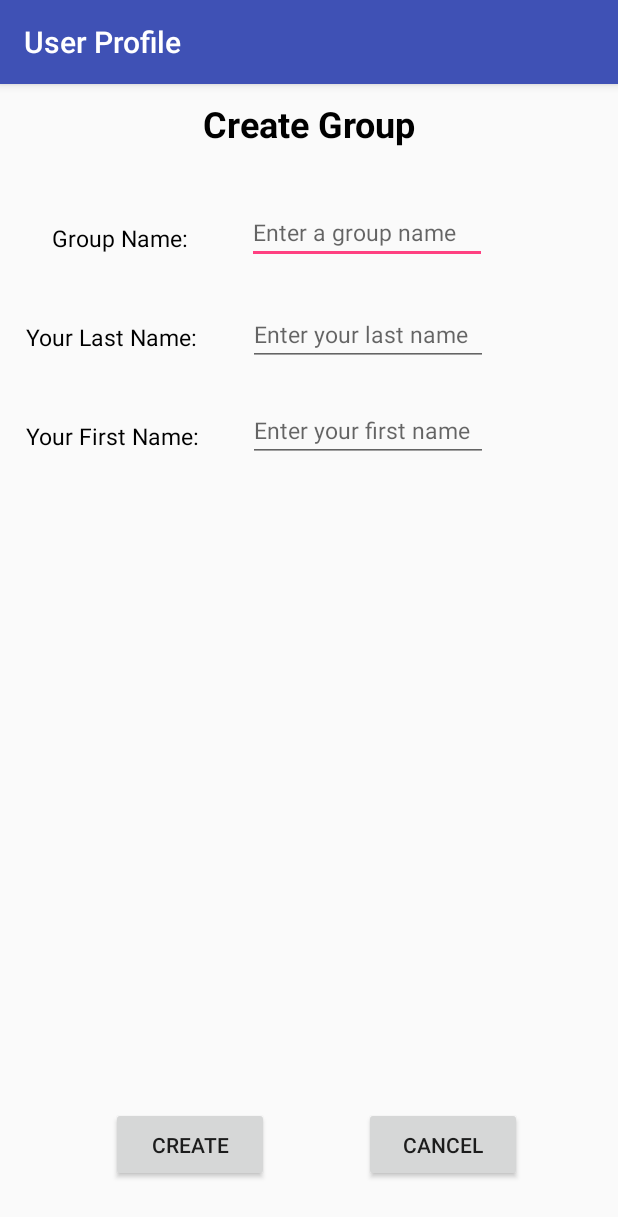
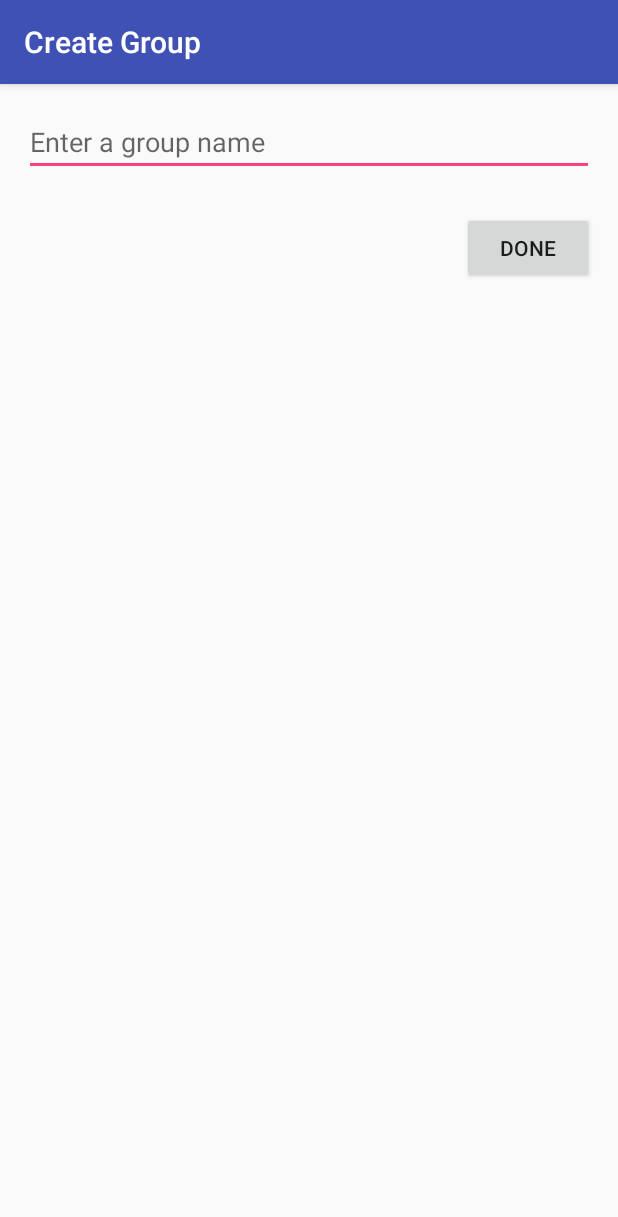
Before and after one commit to bpsokol/split-it, an Android app: the CreateGroupActivity screen opened directly, with no data from a screen before it, on a phone screen of 412 x 824 dp. Shown: the top 1217 px of the screen. Run offline under Robolectric (Android 15) with nearby library versions, the phone set to English and light mode, and no system bars; our stand-ins replace Firebase (no records; nobody signed in at launch, a user with empty details on screens opened directly).

Commit message:
More UI improvements and bug fixes

```diff
--- a/SplitIt/app/src/main/java/project/cs495/splitit/CreateGroupActivity.java
+++ b/SplitIt/app/src/main/java/project/cs495/splitit/CreateGroupActivity.java
@@ -19,8 +19,7 @@ public class CreateGroupActivity extends AppCompatActivity {
     private FirebaseAuth auth;
     private TextView profileName;
     private EditText groupName;
-    private EditText lastName;
-    private EditText firstName;
+    private String userName;
     protected void onCreate(Bundle savedInstanceState) {
         super.onCreate(savedInstanceState);
         auth = FirebaseAuth.getInstance();
@@ -28,22 +27,14 @@ public class CreateGroupActivity extends AppCompatActivity {
             signOut();
         }
         setContentView(R.layout.activity_create_group);
-        setTitle(getString(R.string.profile_title));
-        profileName = (TextView) findViewById(R.id.user_name);
-        groupName = (EditText) findViewById(R.id.group_name_input);
-        lastName = (EditText) findViewById(R.id.last_name_input);
-        firstName = (EditText) findViewById(R.id.first_name_input);
-        Button createButton = (Button)findViewById(R.id.create);
+        setTitle(getString(R.string.create_group));
+        groupName = (EditText) findViewById(R.id.create_group);
+        userName = auth.getCurrentUser().getDisplayName();
+
+        Button createButton = (Button)findViewById(R.id.button_done_group_create);
         createButton.setOnClickListener(new View.OnClickListener() {
             public void onClick(View view) {
-                create(groupName,firstName,lastName);
-            }
-        });
-        Button cancelButton = (Button)findViewById(R.id.cancel);
-        cancelButton.setOnClickListener(new View.OnClickListener() {
-            @Override
-            public void onClick(View view) {
-                cancel();
+                create(groupName, userName);
             }
         });
     }
@@ -61,23 +52,19 @@ public class CreateGroupActivity extends AppCompatActivity {
         finish();
     }
 
-    private void create(EditText groupName, EditText firstName, EditText lastName) {
+    private void create(EditText groupName, String userName) {
         DatabaseReference mDatabase = FirebaseDatabase.getInstance().getReference();
         String gName = groupName.getText().toString();
-        String fName = firstName.getText().toString();
-        String lName = lastName.getText().toString();
-        if (isEmpty(gName) || isEmpty(fName) || isEmpty(lName)) {
+
+        if (isEmpty(gName)) {
             displayMessage(getString(R.string.empty_warning));
         }
         else {
             String groupId = mDatabase.child("groups").push().getKey();
-            GroupOwner manager = new GroupOwner(auth.getCurrentUser().getUid(), fName + " " + lName);
+            GroupOwner manager = new GroupOwner(auth.getCurrentUser().getUid(), userName);
             Group group = new Group(groupId, gName, manager.getManagerUID(), manager.getManagerName(), null);
             group.addMember(manager.getManagerName());
             group.commitToDB(mDatabase);
-
-            //Intent createIntent = new Intent(CreateGroupActivity.this,GroupManageActivity.class);
-            // CreateGroupActivity.this.startActivity(createIntent);
 
             Intent createIntent = new Intent(CreateGroupActivity.this, MainActivity.class);
             startActivity(createIntent);
--- a/SplitIt/app/src/main/res/layout/activity_create_group.xml
+++ b/SplitIt/app/src/main/res/layout/activity_create_group.xml
@@ -1,140 +1,45 @@
 <?xml version="1.0" encoding="utf-8"?>
-<android.support.constraint.ConstraintLayout
-    xmlns:android="http://schemas.android.com/apk/res/android"
+<android.support.constraint.ConstraintLayout xmlns:android="http://schemas.android.com/apk/res/android"
     xmlns:app="http://schemas.android.com/apk/res-auto"
     xmlns:tools="http://schemas.android.com/tools"
     android:layout_width="match_parent"
+    android:layout_height="match_parent"
+    tools:context=".ChangeEmailActivity">
+
+    <RelativeLayout
+        android:layout_width="match_parent"
         android:layout_height="match_parent">
 
-    <TextView
-        android:id="@+id/create_group_text"
-        android:layout_width="fill_parent"
-        android:layout_height="38dp"
-        android:layout_marginTop="10dp"
-        android:gravity="center_horizontal"
-        android:text="@string/create_group"
-        android:textAlignment="center"
-        android:textColor="@android:color/black"
-        android:textSize="24sp"
-
-        android:textStyle="bold"
+        <EditText
+            android:id="@+id/create_group"
+            android:layout_width="match_parent"
+            android:layout_height="wrap_content"
+            android:layout_marginEnd="16dp"
+            android:layout_marginLeft="16dp"
+            android:layout_marginRight="16dp"
+            android:layout_marginStart="16dp"
+            android:layout_marginTop="16dp"
+            android:focusableInTouchMode="true"
+            android:ems="10"
+            android:hint="@string/edit_group_name"
+            android:inputType="textEmailAddress"
             app:layout_constraintEnd_toEndOf="parent"
-        app:layout_constraintHorizontal_bias="0.0"
             app:layout_constraintStart_toStartOf="parent"
             app:layout_constraintTop_toTopOf="parent" />
 
         <Button
-        android:id="@+id/create"
-        style="@style/FirebaseUI.Button.AccountChooser.EmailButton"
-        android:layout_width="105dp"
-        android:layout_height="50dp"
-        android:layout_marginBottom="36dp"
-        android:layout_marginLeft="60dp"
-        android:layout_marginStart="10dp"
-        android:gravity="center"
-        android:text="@string/create"
-        android:textSize="14sp"
-        app:layout_constraintBottom_toBottomOf="parent"
-        app:layout_constraintEnd_toStartOf="@+id/cancel"
-        app:layout_constraintHorizontal_bias="0.5"
-        app:layout_constraintStart_toStartOf="parent"
-        app:layout_constraintVertical_bias="1.0" />
-
-    <Button
-        android:id="@+id/cancel"
-        style="@style/FirebaseUI.Button.AccountChooser.EmailButton"
-        android:layout_width="105dp"
-        android:layout_height="50dp"
-        android:layout_marginBottom="36dp"
-        android:gravity="center"
-        android:text="@string/cancel"
+            android:id="@+id/button_done_group_create"
+            android:layout_width="wrap_content"
+            android:layout_height="wrap_content"
+            android:layout_alignEnd="@+id/create_group"
+            android:layout_alignRight="@+id/create_group"
+            android:layout_below="@+id/create_group"
+            android:layout_marginTop="24dp"
+            android:text="@string/done"
             app:layout_constraintBottom_toBottomOf="parent"
             app:layout_constraintEnd_toEndOf="parent"
-        app:layout_constraintHorizontal_bias="0.5"
-        app:layout_constraintStart_toEndOf="@+id/create"
-        app:layout_constraintVertical_bias="1.0" />
+            app:layout_constraintStart_toStartOf="parent"
+            app:layout_constraintTop_toBottomOf="@+id/create_group" />
 
-    <TextView
-        android:id="@+id/group_name"
-        android:layout_width="100dp"
-        android:layout_height="30dp"
-        android:layout_marginTop="44dp"
-        android:text="@string/group_name"
-        android:textColor="@android:color/black"
-        android:textSize="15sp"
-        app:layout_constraintEnd_toEndOf="parent"
-        app:layout_constraintHorizontal_bias="0.112"
-        app:layout_constraintStart_toStartOf="parent"
-        app:layout_constraintTop_toBottomOf="@+id/create_group_text" />
-
-    <TextView
-        android:id="@+id/manager_last_name"
-        android:layout_width="120dp"
-        android:layout_height="30dp"
-        android:layout_marginTop="36dp"
-        android:text="@string/manager_last_name"
-        android:textColor="@android:color/black"
-        android:textSize="15sp"
-        app:layout_constraintEnd_toEndOf="parent"
-        app:layout_constraintHorizontal_bias="0.06"
-        app:layout_constraintStart_toStartOf="parent"
-        app:layout_constraintTop_toBottomOf="@+id/group_name" />
-
-    <TextView
-        android:id="@+id/manager_first_name"
-        android:layout_width="120dp"
-        android:layout_height="30dp"
-        android:layout_marginTop="36dp"
-        android:text="@string/manager_first_name"
-        android:textColor="@android:color/black"
-        android:textSize="15sp"
-        app:layout_constraintEnd_toEndOf="parent"
-        app:layout_constraintHorizontal_bias="0.06"
-        app:layout_constraintStart_toStartOf="parent"
-        app:layout_constraintTop_toBottomOf="@+id/manager_last_name" />
-
-    <EditText
-        android:id="@+id/group_name_input"
-        android:layout_width="160dp"
-        android:layout_height="40dp"
-        android:layout_marginTop="32dp"
-        android:ems="10"
-        android:inputType="textPersonName"
-        android:hint="@string/edit_group_name"
-        android:textColor="@android:color/black"
-        android:textSize="15sp"
-        app:layout_constraintEnd_toEndOf="parent"
-        app:layout_constraintHorizontal_bias="0.653"
-        app:layout_constraintStart_toStartOf="parent"
-        app:layout_constraintTop_toBottomOf="@+id/create_group_text" />
-
-    <EditText
-        android:id="@+id/last_name_input"
-        android:layout_width="160dp"
-        android:layout_height="40dp"
-        android:layout_marginTop="28dp"
-        android:ems="10"
-        android:inputType="textPersonName"
-        android:hint="@string/edit_last_name"
-        android:textColor="@android:color/black"
-        android:textSize="15sp"
-        app:layout_constraintEnd_toEndOf="parent"
-        app:layout_constraintHorizontal_bias="0.656"
-        app:layout_constraintStart_toStartOf="parent"
-        app:layout_constraintTop_toBottomOf="@+id/group_name_input" />
-
-    <EditText
-        android:id="@+id/first_name_input"
-        android:layout_width="160dp"
-        android:layout_height="40dp"
-        android:layout_marginTop="24dp"
-        android:ems="10"
-        android:inputType="textPersonName"
-        android:hint="@string/edit_first_name"
-        android:textColor="@android:color/black"
-        android:textSize="15sp"
-        app:layout_constraintEnd_toEndOf="parent"
-        app:layout_constraintHorizontal_bias="0.656"
-        app:layout_constraintStart_toStartOf="parent"
-        app:layout_constraintTop_toBottomOf="@+id/last_name_input" />
+    </RelativeLayout>
 </android.support.constraint.ConstraintLayout>
--- a/SplitIt/app/src/main/res/layout/activity_signin.xml
+++ b/SplitIt/app/src/main/res/layout/activity_signin.xml
@@ -14,7 +14,7 @@
         android:layout_marginTop="16dp"
         android:gravity="center"
         android:text="@string/welcome"
-        android:textColor="@android:color/holo_blue_dark"
+        android:textColor="@android:color/black"
         android:textSize="30sp"
         app:layout_constraintEnd_toEndOf="parent"
         app:layout_constraintStart_toStartOf="parent"
--- a/SplitIt/app/src/main/res/values/strings.xml
+++ b/SplitIt/app/src/main/res/values/strings.xml
@@ -18,7 +18,7 @@
     <string name="edit_group_name">Enter a group name</string>
     <string name="edit_last_name">Enter your last name</string>
     <string name="email">Email</string>
-    <string name="empty_warning">Please fill in all fields</string>
+    <string name="empty_warning">Please choose a group name</string>
     <string name="enter_new_email">Enter new email address</string>
     <string name="enter_new_user_name">Enter your name</string>
     <string name="enter_password">Enter password</string>
```
Lines whose indentation alone changed are shown as unchanged.
